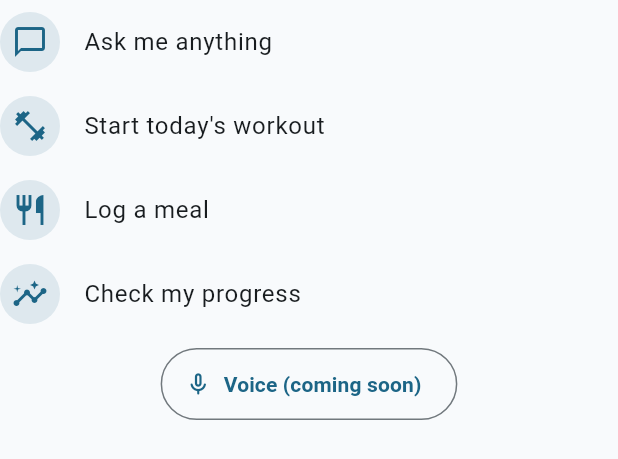
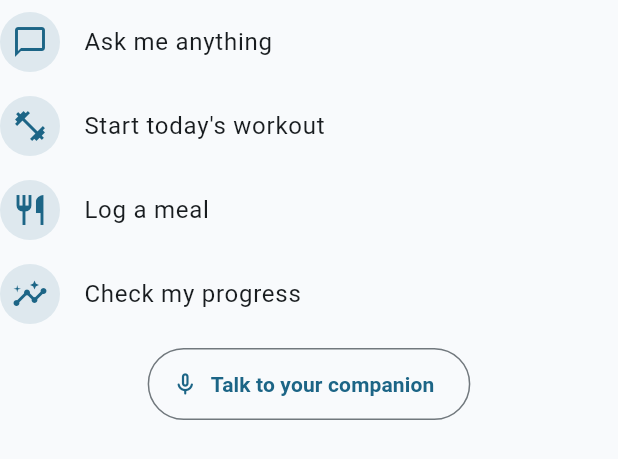
Before and after one commit to JPetero/project-ascend, a Flutter app: the CompanionQuickActionsSheet widget shown alone on an empty page, opened directly, on a phone screen of 412 x 824 dp. Shown: the top 459 px of the screen. Run offline on Flutter 3.47's test engine with Material 3 defaults, Android fonts, the phone set to English and light mode, and no system bars; our stand-ins replace clock, dio, drift, flutter_animate, flutter_local_notifications, flutter_riverpod and 13 more; missing offline and left inert: health; accounts and stored records are empty; generated files the repository leaves out were written again; network calls fail.

Commit message:
Reconcile Session 9 product surfaces
- Companion Quick Actions' "Voice input is coming soon" snackbar and
  "Voice (coming soon)" button label were stale: real on-device voice
  input/output shipped in Session 9 Part 14 (speech_to_text/flutter_tts,
  full mic/listening/transcript/TTS UI already exists on the Assistant
  screen). The button now navigates there instead of showing a fake
  "coming soon" message.
- Account & Security's "Linking Google and Apple accounts is coming
  soon" is replaced with neutral, accurate language ("isn't available
  in this build yet") rather than "coming soon" framing — matches this
  session's Part 9/10 requirement to never phrase an honestly-
  unconfigured feature as "coming soon". This will be superseded by
  real dynamic Connected/Connect state once the Google/Apple client
  flows ship later this session.
- Audited remaining "not available"/"unavailable" UI copy across the
  mobile app (research mode, wearables sync, Promote paid metrics,
  live location) against parking-lot.md's current disclosed state —
  all remain accurate; no further stale claims found this pass.

539 mobile tests pass; flutter analyze clean.

Co-Authored-By: Claude Sonnet 5 <noreply@anthropic.com>
Claude-Session: https://claude.ai/code/session_011xTtKwhimYQZMad7jCJZtv

```diff
--- a/apps/mobile/lib/features/auth/presentation/screens/account_security_screen.dart
+++ b/apps/mobile/lib/features/auth/presentation/screens/account_security_screen.dart
@@ -121,7 +121,8 @@ class _IdentitiesCard extends StatelessWidget {
             ),
           const SizedBox(height: AscendSpacing.xs),
           Text(
-            'Linking Google and Apple accounts is coming soon.',
+            'Connecting a Google or Apple account from the app isn\'t '
+            'available in this build yet.',
             style: Theme.of(context).textTheme.bodySmall,
           ),
         ],
--- a/apps/mobile/lib/features/companion/presentation/widgets/companion_quick_actions_sheet.dart
+++ b/apps/mobile/lib/features/companion/presentation/widgets/companion_quick_actions_sheet.dart
@@ -40,7 +40,10 @@ const _quickActions = [
 ];
 
 /// Opened by tapping the floating companion bubble. Offers the four core
-/// quick actions plus a microphone placeholder for future voice input.
+/// quick actions plus a shortcut into the Assistant screen's real voice
+/// controls (mic input/TTS replies shipped in Build Session 9 Part 14) —
+/// this sheet has no voice UI of its own, so it navigates rather than
+/// duplicating `AscendCommandCenterScreen`'s `CompanionVoiceController`.
 class CompanionQuickActionsSheet extends StatelessWidget {
   const CompanionQuickActionsSheet({super.key});
 
@@ -85,12 +88,11 @@ class CompanionQuickActionsSheet extends StatelessWidget {
         const SizedBox(height: AscendSpacing.sm),
         OutlinedButton.icon(
           onPressed: () {
-            ScaffoldMessenger.of(context).showSnackBar(
-              const SnackBar(content: Text('Voice input is coming soon.')),
-            );
+            Navigator.of(context).pop();
+            context.go(RoutePaths.assistant);
           },
           icon: const Icon(Icons.mic_none_rounded),
-          label: const Text('Voice (coming soon)'),
+          label: const Text('Talk to your companion'),
         ),
       ],
     );
```
